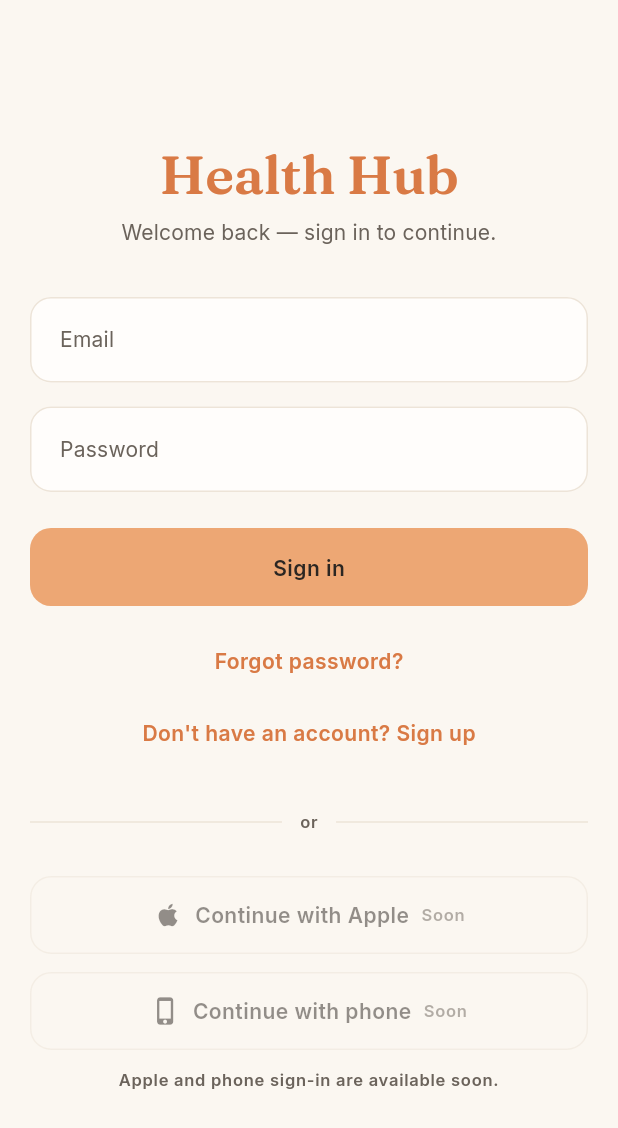
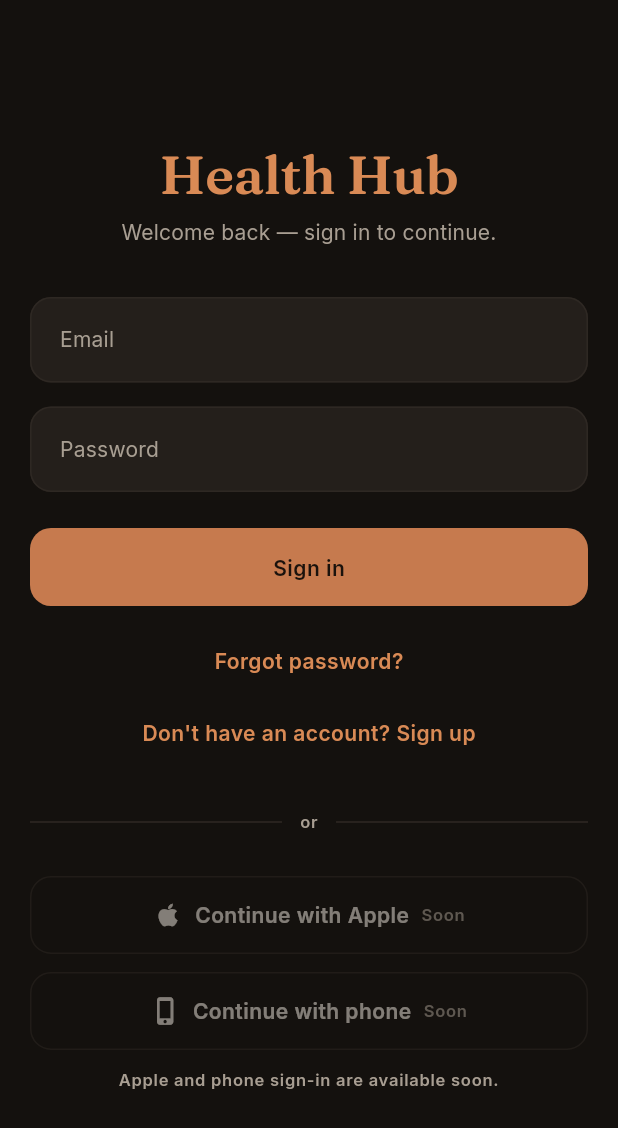
Before and after one commit to yobrody/health-hub, a Flutter app: the screen it shows after launch, on a phone screen of 412 x 824 dp. Shown: the top 1128 px of the screen. Run offline on Flutter 3.47's test engine with Material 3 defaults, Android fonts, the phone set to English and light mode, and no system bars; our stand-ins replace connectivity_plus, dio, flutter_local_notifications, flutter_riverpod, flutter_secure_storage, geolocator and 6 more; missing offline and left inert: health, mobile_scanner, posthog_flutter; accounts and stored records are empty.

Commit message:
design: default to the premium Obsidian dark theme (was following device → cream)
The app already HAS a premium dark 'Obsidian' palette (deep warm near-black, matte
burnt-amber, tonal elevation) — it was just gated behind ThemeMode.system, so a
light-mode device showed the soft 'Creamsicle' cream theme. Force ThemeMode.dark so
the app always presents the intended premium look (like Whoop/Oura). One-line,
revertable. Found by surveying the existing design_system instead of rebuilding.

Co-Authored-By: Claude Opus 4.8 (1M context) <noreply@anthropic.com>

```diff
--- a/app/lib/app.dart
+++ b/app/lib/app.dart
@@ -23,7 +23,10 @@ class HealthHubApp extends ConsumerWidget {
       title: 'Health Hub',
       theme: lightTheme,
       darkTheme: darkTheme,
-      themeMode: ThemeMode.system,
+      // Premium "Obsidian" dark is the brand direction (like Whoop/Oura) — force
+      // it rather than following the device, so the app always shows the intended
+      // look. (Trivially revertable to ThemeMode.system, or wire a toggle later.)
+      themeMode: ThemeMode.dark,
       home: const _AuthGate(),
     );
   }
```
